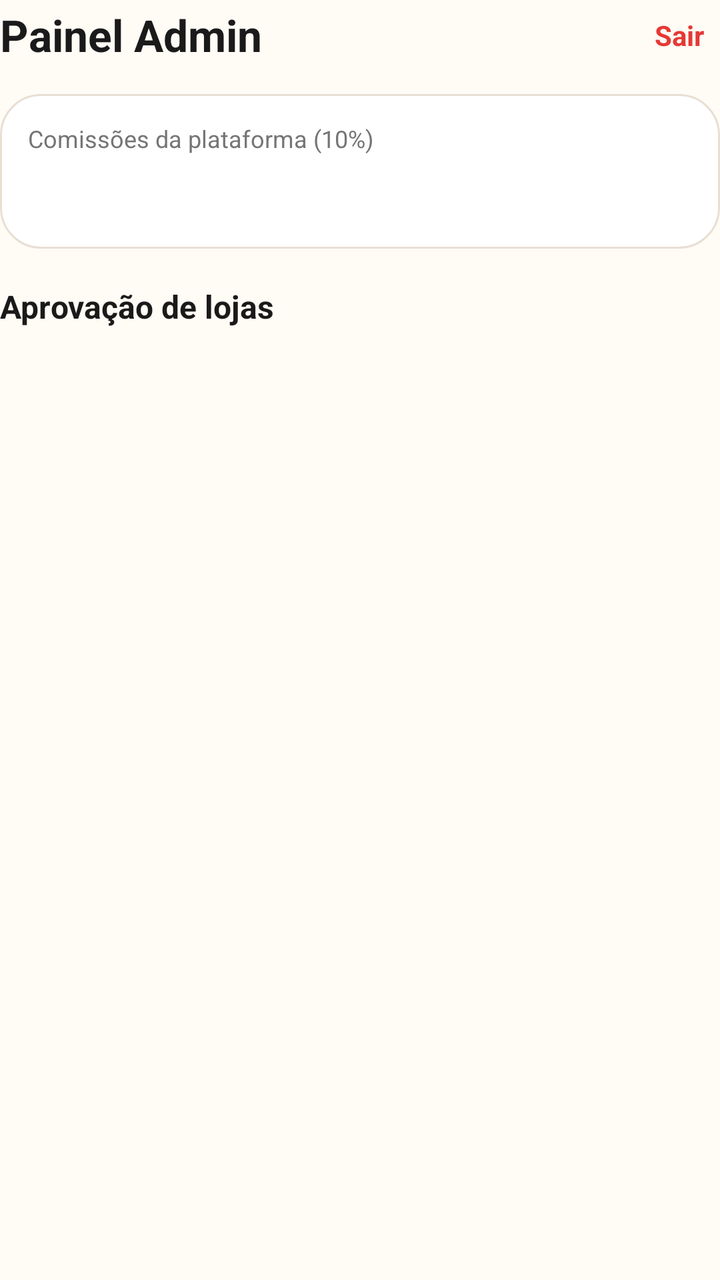
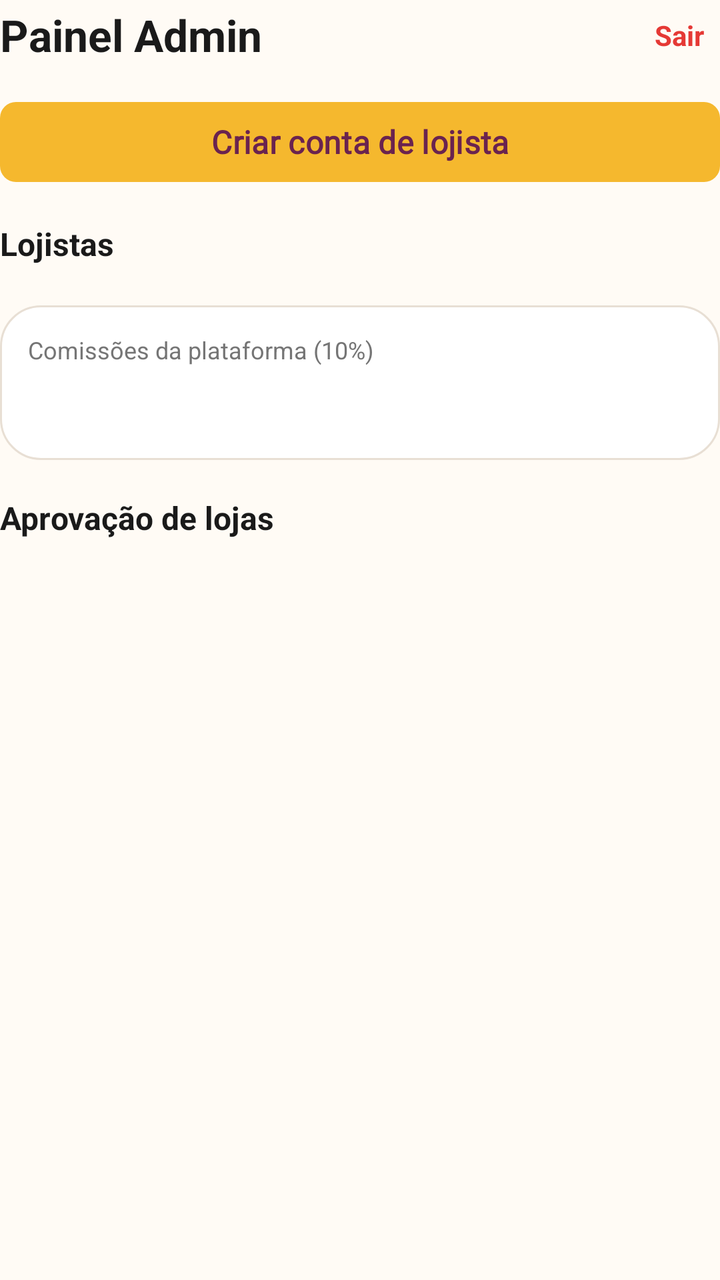

The first picture is an Android layout as it rendered before a commit; the second is the same layout after the commit. The layout source and the unified diff follow.
<!-- AndroidManifest.xml: application theme Theme.TrabalhoInterDiciplinar -->
<!-- res/layout/activity_admin_main.xml -->
<?xml version="1.0" encoding="utf-8"?>
<LinearLayout xmlns:android="http://schemas.android.com/apk/res/android"
    android:id="@+id/root_admin"
    android:layout_width="match_parent"
    android:layout_height="match_parent"
    android:background="@color/bg_app"
    android:orientation="vertical">

    <LinearLayout
        android:layout_width="match_parent"
        android:layout_height="wrap_content"
        android:gravity="center_vertical"
        android:orientation="horizontal">

        <TextView
            android:layout_width="0dp"
            android:layout_height="wrap_content"
            android:layout_weight="1"
            android:text="Painel Admin"
            android:textColor="@color/text_dark"
            android:textSize="22sp"
            android:textStyle="bold" />

        <TextView
            android:id="@+id/btn_sair"
            android:layout_width="wrap_content"
            android:layout_height="wrap_content"
            android:padding="8dp"
            android:text="@string/sair"
            android:textColor="@color/danger"
            android:textStyle="bold" />
    </LinearLayout>

    <LinearLayout
        android:layout_width="match_parent"
        android:layout_height="wrap_content"
        android:layout_marginTop="12dp"
        android:background="@drawable/bg_card"
        android:orientation="vertical"
        android:padding="14dp">

        <TextView
            android:layout_width="wrap_content"
            android:layout_height="wrap_content"
            android:text="Comissões da plataforma (10%)"
            android:textColor="@color/text_muted"
            android:textSize="12sp" />

        <TextView
            android:id="@+id/txt_comissao"
            android:layout_width="wrap_content"
            android:layout_height="wrap_content"
            android:layout_marginTop="6dp"
            android:textColor="@color/leaf"
            android:textSize="20sp"
            android:textStyle="bold" />
    </LinearLayout>

    <TextView
        android:layout_width="wrap_content"
        android:layout_height="wrap_content"
        android:layout_marginTop="18dp"
        android:text="Aprovação de lojas"
        android:textColor="@color/text_dark"
        android:textSize="16sp"
        android:textStyle="bold" />

    <androidx.recyclerview.widget.RecyclerView
        android:id="@+id/rv_lojas"
        android:layout_width="match_parent"
        android:layout_height="0dp"
        android:layout_marginTop="10dp"
        android:layout_weight="1" />
</LinearLayout>
<!-- resources referenced by this layout -->
<resources>
  <color name="bg_app">#FFFFFBF5</color>
  <color name="danger">#FFE53935</color>
  <color name="leaf">#FF5C2D4B</color>
  <color name="text_dark">#FF1A1A1A</color>
  <color name="text_muted">#FF757575</color>
  <!-- drawable bg_card (drawable) -->
  <?xml version="1.0" encoding="utf-8"?>
  <shape xmlns:android="http://schemas.android.com/apk/res/android">
      <solid android:color="@color/paper" />
      <corners android:radius="20dp" />
      <stroke
          android:width="1dp"
          android:color="@color/line" />
  </shape>
  <string name="sair">Sair</string>
  <style name="Theme.TrabalhoInterDiciplinar" parent="Base.Theme.TrabalhoInterDiciplinar" />
  <color name="paper">#FFFFFFFF</color>
  <color name="line">#FFE8DFD4</color>
  <style name="Base.Theme.TrabalhoInterDiciplinar" parent="Theme.Material3.Light.NoActionBar">
          <item name="colorPrimary">@color/lime</item>
          <item name="colorOnPrimary">@color/text_dark</item>
          <item name="colorSecondary">@color/leaf</item>
          <item name="colorOnSecondary">@color/white</item>
          <item name="android:statusBarColor">@color/bg_app</item>
          <item name="android:navigationBarColor">@color/nav_dark</item>
          <item name="android:windowLightStatusBar">true</item>
          <item name="android:windowBackground">@color/bg_app</item>
      </style>
  <color name="lime">#FFFFC12D</color>
  <color name="white">#FFFFFFFF</color>
  <color name="nav_dark">#FF1A1A1A</color>
</resources>

<!-- the commit's change to res/layout/activity_admin_main.xml (unified diff, before → after) -->
@@ -30,6 +30,32 @@
             android:textColor="@color/danger"
             android:textStyle="bold" />
     </LinearLayout>
+
+    <com.google.android.material.button.MaterialButton
+        android:id="@+id/btn_criar_lojista"
+        style="@style/Widget.Paella.Button.Primary"
+        android:layout_width="match_parent"
+        android:layout_height="wrap_content"
+        android:layout_marginTop="12dp"
+        android:fontFamily="@font/inter_variable"
+        android:text="@string/admin_criar_lojista"
+        android:textColor="@color/brand_vinho" />
+
+    <TextView
+        android:layout_width="wrap_content"
+        android:layout_height="wrap_content"
+        android:layout_marginTop="16dp"
+        android:text="@string/admin_lojistas"
+        android:textColor="@color/text_dark"
+        android:textSize="16sp"
+        android:textStyle="bold" />
+
+    <androidx.recyclerview.widget.RecyclerView
+        android:id="@+id/rv_lojistas"
+        android:layout_width="match_parent"
+        android:layout_height="wrap_content"
+        android:layout_marginTop="8dp"
+        android:nestedScrollingEnabled="false" />
 
     <LinearLayout
         android:layout_width="match_parent"
<!-- resource entries referenced after the edit -->
@@ -1,6 +1,7 @@
 <!-- resources referenced by this layout -->
 <resources>
   <color name="bg_app">#FFFFFBF5</color>
+  <color name="brand_vinho">#FF6A234F</color>
   <color name="danger">#FFE53935</color>
   <color name="leaf">#FF5C2D4B</color>
   <color name="text_dark">#FF1A1A1A</color>
@@ -14,10 +15,23 @@
           android:width="1dp"
           android:color="@color/line" />
   </shape>
+  <string name="admin_criar_lojista">Criar conta de lojista</string>
+  <string name="admin_lojistas">Lojistas</string>
   <string name="sair">Sair</string>
+  <style name="Widget.Paella.Button.Primary" parent="Widget.Material3.Button">
+          <item name="android:fontFamily">@font/inter_variable</item>
+          <item name="android:textStyle">bold</item>
+          <item name="android:textSize">16sp</item>
+          <item name="android:textColor">@color/paella_botao_texto</item>
+          <item name="android:minHeight">@dimen/touch_target</item>
+          <item name="backgroundTint">@color/paella_botao_fundo</item>
+          <item name="cornerRadius">@dimen/radius_brand</item>
+      </style>
   <style name="Theme.TrabalhoInterDiciplinar" parent="Base.Theme.TrabalhoInterDiciplinar" />
   <color name="paper">#FFFFFFFF</color>
   <color name="line">#FFE8DFD4</color>
+  <dimen name="touch_target">48dp</dimen>
+  <dimen name="radius_brand">8dp</dimen>
   <style name="Base.Theme.TrabalhoInterDiciplinar" parent="Theme.Material3.Light.NoActionBar">
           <item name="colorPrimary">@color/lime</item>
           <item name="colorOnPrimary">@color/text_dark</item>
